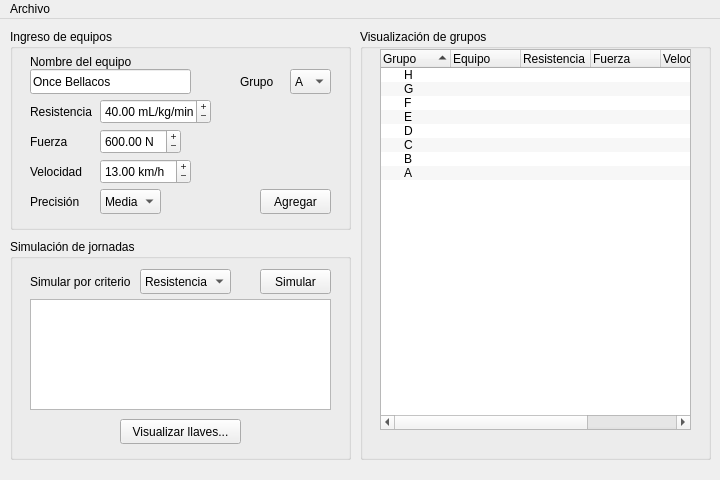
First picture: the form in src/soccer-brackets/view/ui/soccer-teams.ui, repository altamayo02/data-structs, before the edit.
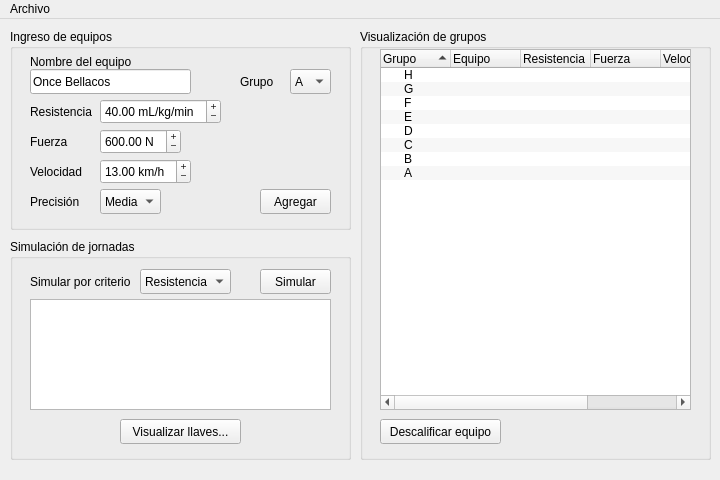
Second picture: the form after the edit.

Diff of the .ui file:
```diff
--- a/src/soccer-brackets/view/ui/soccer-teams.ui
+++ b/src/soccer-brackets/view/ui/soccer-teams.ui
@@ -89,7 +89,7 @@
       <rect>
        <x>90</x>
        <y>70</y>
-       <width>111</width>
+       <width>121</width>
        <height>25</height>
       </rect>
      </property>
@@ -365,7 +365,7 @@
        <x>20</x>
        <y>20</y>
        <width>311</width>
-       <height>381</height>
+       <height>361</height>
       </rect>
      </property>
      <property name="autoScroll">
@@ -466,6 +466,19 @@
       </property>
      </item>
     </widget>
+    <widget class="QPushButton" name="pushButtonDescalificar">
+     <property name="geometry">
+      <rect>
+       <x>20</x>
+       <y>390</y>
+       <width>121</width>
+       <height>25</height>
+      </rect>
+     </property>
+     <property name="text">
+      <string>Descalificar equipo</string>
+     </property>
+    </widget>
    </widget>
    <widget class="QGroupBox" name="groupBoxSimulacion">
     <property name="geometry">
```
Left out of the diff: 12 changed lines with no effect on the pictures.
